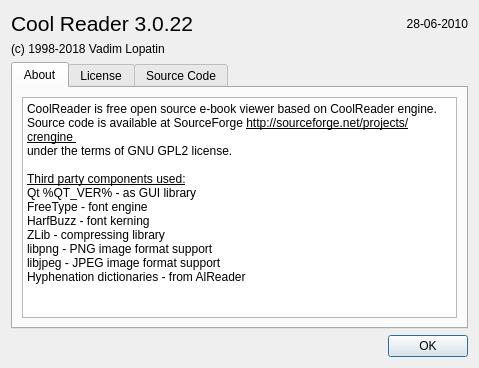
Qt form cr3qt/src/aboutdlg.ui (buggins/coolreader) before a commit.
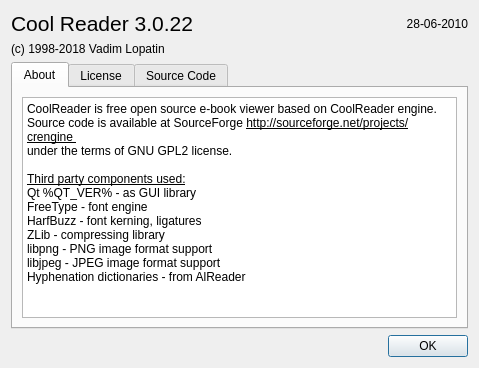
The same form after that commit.

Commit message: HarfBuzz kerning optimization - added cache for character's interspace and width, that significaly impove performance. But with such optimization impossible to draw ligatures, then added new option "Use ligatures" in settings dialog (disabled by default). When this option enabled performed full slowly harfBuzz shaping.

```diff
--- a/cr3qt/src/aboutdlg.ui
+++ b/cr3qt/src/aboutdlg.ui
@@ -89,7 +89,7 @@
 &lt;p style=&quot; margin-top:0px; margin-bottom:0px; margin-left:0px; margin-right:0px; -qt-block-indent:0; text-indent:0px;&quot;&gt;&lt;span style=&quot; font-family:'DejaVu Sans'; font-size:9pt; text-decoration: underline;&quot;&gt;Third party components used:&lt;/span&gt;&lt;/p&gt;
 &lt;p style=&quot; margin-top:0px; margin-bottom:0px; margin-left:0px; margin-right:0px; -qt-block-indent:0; text-indent:0px;&quot;&gt;&lt;span style=&quot; font-family:'DejaVu Sans'; font-size:9pt;&quot;&gt;Qt %QT_VER% - as GUI library&lt;/span&gt;&lt;/p&gt;
 &lt;p style=&quot; margin-top:0px; margin-bottom:0px; margin-left:0px; margin-right:0px; -qt-block-indent:0; text-indent:0px;&quot;&gt;&lt;span style=&quot; font-family:'DejaVu Sans'; font-size:9pt;&quot;&gt;FreeType - font engine&lt;/span&gt;&lt;/p&gt;
-&lt;p style=&quot; margin-top:0px; margin-bottom:0px; margin-left:0px; margin-right:0px; -qt-block-indent:0; text-indent:0px;&quot;&gt;&lt;span style=&quot; font-family:'DejaVu Sans'; font-size:9pt;&quot;&gt;HarfBuzz - font kerning&lt;/span&gt;&lt;/p&gt;
+&lt;p style=&quot; margin-top:0px; margin-bottom:0px; margin-left:0px; margin-right:0px; -qt-block-indent:0; text-indent:0px;&quot;&gt;&lt;span style=&quot; font-family:'DejaVu Sans'; font-size:9pt;&quot;&gt;HarfBuzz - font kerning, ligatures&lt;/span&gt;&lt;/p&gt;
 &lt;p style=&quot; margin-top:0px; margin-bottom:0px; margin-left:0px; margin-right:0px; -qt-block-indent:0; text-indent:0px;&quot;&gt;&lt;span style=&quot; font-family:'DejaVu Sans'; font-size:9pt;&quot;&gt;ZLib - compressing library&lt;/span&gt;&lt;/p&gt;
 &lt;p style=&quot; margin-top:0px; margin-bottom:0px; margin-left:0px; margin-right:0px; -qt-block-indent:0; text-indent:0px;&quot;&gt;&lt;span style=&quot; font-family:'DejaVu Sans'; font-size:9pt;&quot;&gt;libpng - PNG image format support&lt;/span&gt;&lt;/p&gt;
 &lt;p style=&quot; margin-top:0px; margin-bottom:0px; margin-left:0px; margin-right:0px; -qt-block-indent:0; text-indent:0px;&quot;&gt;&lt;span style=&quot; font-family:'DejaVu Sans'; font-size:9pt;&quot;&gt;libjpeg - JPEG image format support&lt;/span&gt;&lt;/p&gt;
```
The commit also changes 31 other files.
